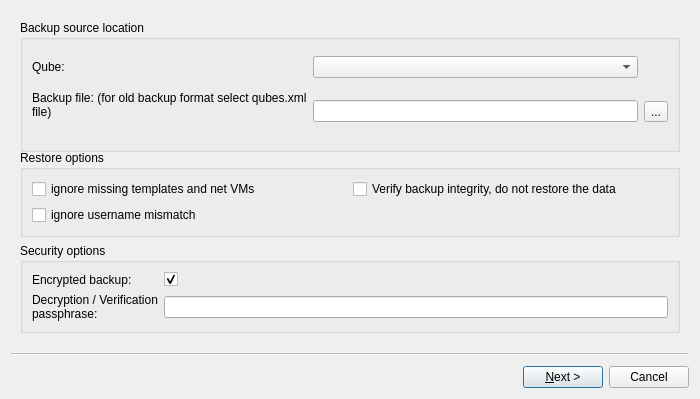
The window that ui/restoredlg.ui (QubesOS/qubes-manager) describes before a commit, drawn with Qt 5.
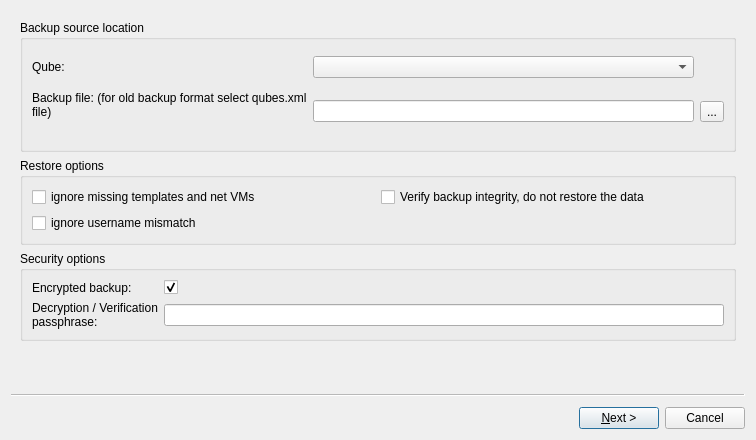
The same window after the commit.

The edit to the form file:
```diff
--- a/ui/restoredlg.ui
+++ b/ui/restoredlg.ui
@@ -6,8 +6,8 @@
    <rect>
     <x>0</x>
     <y>0</y>
-    <width>700</width>
-    <height>399</height>
+    <width>756</width>
+    <height>440</height>
    </rect>
   </property>
   <property name="windowTitle">
```
Left out of the diff: 2 changed lines with no effect on the pictures.
